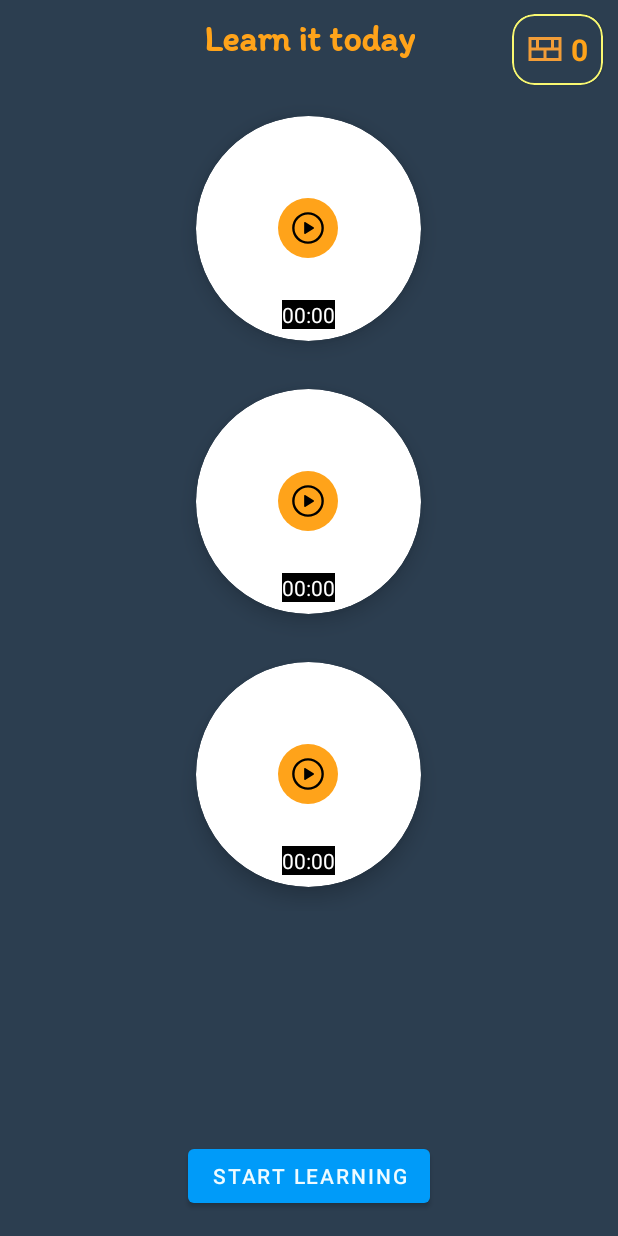
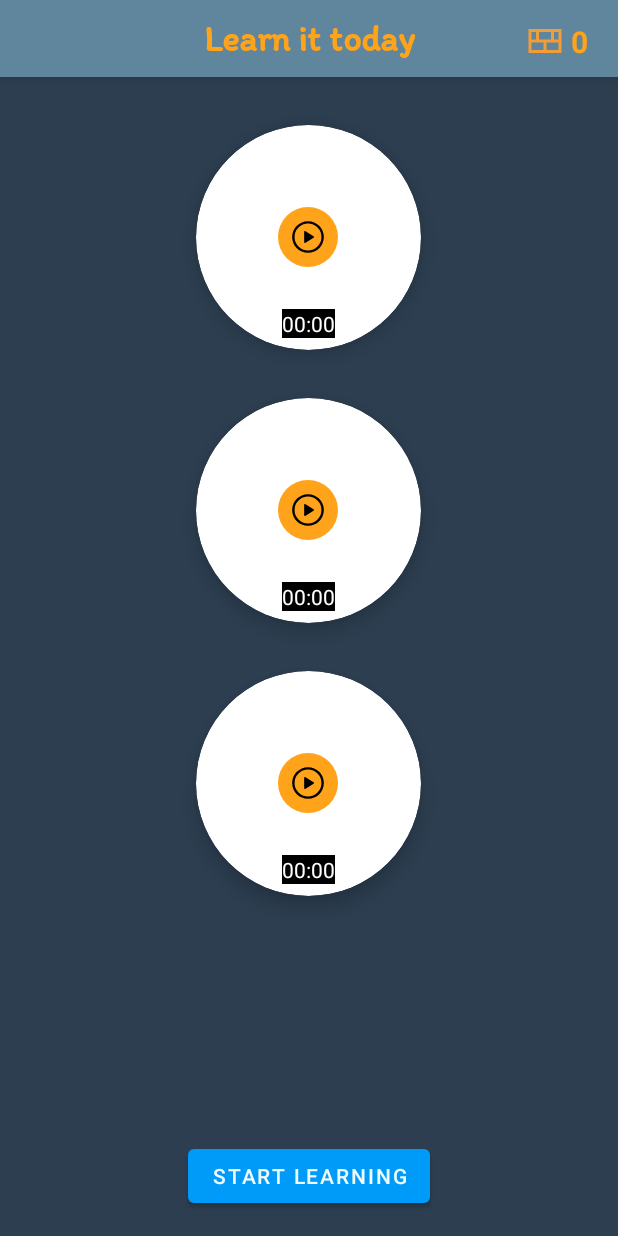
Before and after one commit to Jack-0ut/maverkick-android, an Android app: the layout fragment_student_home.xml on its own in the app's theme, with its tools: preview values and no code run, on a phone screen of 412 x 824 dp. Run offline under Robolectric (Android 15) with nearby library versions, the phone set to English and light mode, and no system bars.

Commit message:
Final version, improved design and some bugs

```diff
--- a/common/src/main/res/values/colors.xml
+++ b/common/src/main/res/values/colors.xml
@@ -9,6 +9,7 @@
     <color name="white">#FFFFFFFF</color>
 
     <color name="grey">#BDBDBD</color>
+    <color name="top_bar_color">#60869E</color>
     <color name="main_color">#2C3E50</color>
     <color name="main_color_semi_transparent">#CC2C3E50</color>
     <color name="main_accent_color">#FFA31A</color>
--- a/student/src/main/java/com/example/student/videolesson/VideoLessonViewModel.kt
+++ b/student/src/main/java/com/example/student/videolesson/VideoLessonViewModel.kt
@@ -23,8 +23,7 @@ class VideoLessonViewModel @Inject constructor(
 
     /** Update the rating for the course in the database **/
     fun updateRatings(courseId: String, onSuccess: () -> Unit, onFailure: (Exception) -> Unit) {
-        val rating = _lessonRating.value ?: return  // get the current rating or return if it's null
-
+        val rating = _lessonRating.value ?: return
         courseStatisticsRepository.updateRatings(courseId, rating, onSuccess, onFailure)
     }
 }
--- a/student/src/main/res/layout/fragment_student_home.xml
+++ b/student/src/main/res/layout/fragment_student_home.xml
@@ -3,6 +3,16 @@
     xmlns:tools="http://schemas.android.com/tools"
     android:layout_width="match_parent"
     android:layout_height="match_parent">
+
+    <androidx.constraintlayout.widget.ConstraintLayout
+        android:id="@+id/top_bar"
+        android:layout_width="match_parent"
+        android:layout_height="wrap_content"
+        android:background="@color/top_bar_color"
+        android:elevation="4dp"
+        app:layout_constraintEnd_toEndOf="parent"
+        app:layout_constraintStart_toStartOf="parent"
+        app:layout_constraintTop_toTopOf="parent">
 
         <TextView
             android:id="@+id/learn_today_text"
@@ -23,16 +33,15 @@
             android:id="@+id/points_container"
             android:layout_width="wrap_content"
             android:layout_height="wrap_content"
-        android:elevation="8dp"
-        android:layout_marginTop="10dp"
+            app:cardCornerRadius="15dp"
+            app:cardElevation="0dp"
+            app:strokeWidth="0dp"
             android:layout_marginEnd="10dp"
-        app:cardCornerRadius="15dp"
             app:layout_constraintEnd_toEndOf="parent"
             app:layout_constraintTop_toTopOf="@id/learn_today_text"
             app:layout_constraintBottom_toBottomOf="@id/learn_today_text"
-        app:strokeColor="@color/accent_tone_color"
-        app:strokeWidth="1dp"
-        app:cardBackgroundColor="@color/main_color">
+            app:cardBackgroundColor="@color/top_bar_color">
+
 
             <LinearLayout
                 android:layout_width="wrap_content"
@@ -56,10 +65,9 @@
                     android:textSize="20sp"
                     android:textStyle="bold"
                     android:textColor="@color/main_accent_color" />
-
             </LinearLayout>
-
         </com.google.android.material.card.MaterialCardView>
+    </androidx.constraintlayout.widget.ConstraintLayout>
 
     <androidx.recyclerview.widget.RecyclerView
         android:id="@+id/lessonsRecyclerView"
@@ -70,7 +78,7 @@
         app:layout_constraintBottom_toTopOf="@id/startLearningButton"
         app:layout_constraintEnd_toEndOf="parent"
         app:layout_constraintStart_toStartOf="parent"
-        app:layout_constraintTop_toBottomOf="@id/learn_today_text"
+        app:layout_constraintTop_toBottomOf="@id/top_bar"
         tools:listitem="@layout/item_lesson" />
 
     <Button
```
Also changed, not shown: student/src/main/java/com/example/student/fragments/StudentHomeFragment.kt (+8 -1 lines), student/src/main/java/com/example/student/viewmodels/HomeViewModel.kt (+17 -15 lines). Lines whose indentation alone changed are shown as unchanged.
